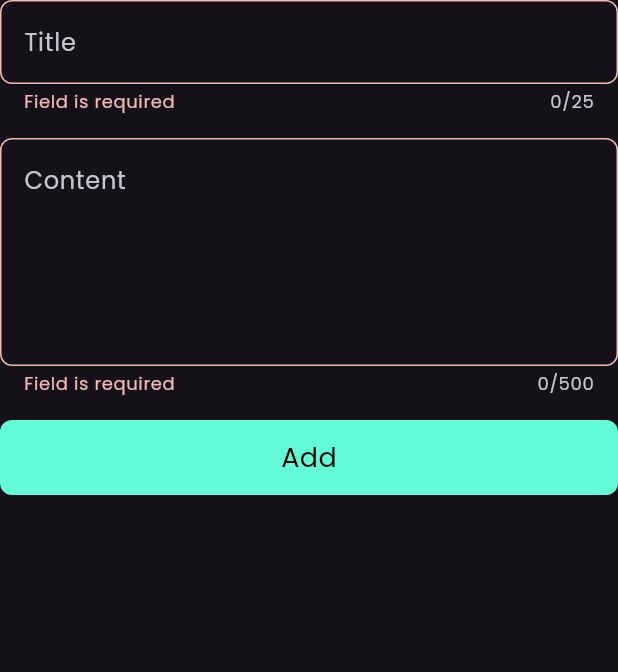
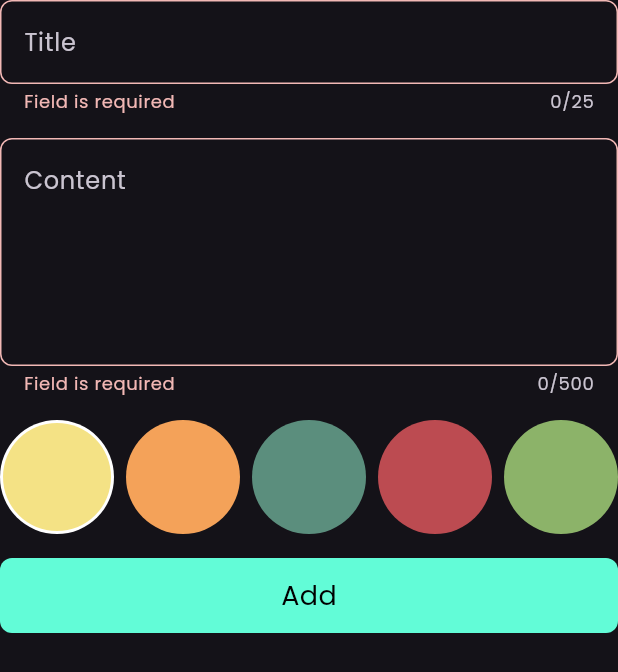
Before and after one commit to youssefAbooooo/notes_app, a Flutter app: the AddNoteForm widget shown alone on an empty page, opened directly, after a tap on "Add", on a phone screen of 412 x 824 dp. Shown: the top 672 px of the screen. Run offline on Flutter 3.47's test engine with Material 3 defaults, Android fonts, the phone set to English and light mode, and no system bars; our stand-ins replace bloc, flutter_bloc, font_awesome_flutter, hive, hive_flutter; accounts and stored records are empty.

Commit message:
creates colors list

```diff
--- a/lib/views/widgets/add_note_form.dart
+++ b/lib/views/widgets/add_note_form.dart
@@ -3,6 +3,7 @@ import 'package:flutter_bloc/flutter_bloc.dart';
 import 'package:notes_app/cubits/add_note_cubit/add_note_cubit.dart';
 import 'package:notes_app/models/note_model.dart';
 
+import 'colors_list_view.dart';
 import 'custom_button.dart';
 import 'custom_text_field.dart';
 
@@ -58,24 +59,16 @@ class _AddNoteFormState extends State<AddNoteForm> {
               subTitle = value;
             },
           ),
+          ColorsListView(),
           BlocBuilder<AddNoteCubit, AddNoteState>(
             builder: (context, state) {
               return CustomButton(
                 isLoading: state is AddNoteLoadingState ? true : false,
                 onTap: () {
                   if (_formGlobalkey.currentState!.validate()) {
-                    String dateTimeString = DateTime.now().toString();
-                    DateTime dateTime = DateTime.parse(dateTimeString);
-
-                    String formatedDate =
-                        '${shortMonthNames[dateTime.month - 1]} ${dateTime.day},${dateTime.year}';
+                    String formatedDate = formatingTheDate();
                     _formGlobalkey.currentState!.save();
-                    NoteModel noteModel = NoteModel(
-                        color: Colors.blue.value,
-                        date: formatedDate,
-                        subTitle: subTitle!,
-                        title: title!);
-                    BlocProvider.of<AddNoteCubit>(context).addNote(noteModel);
+                    addNoteToList(formatedDate, context);
                   } else {
                     ///!AutovalidateMode.always
                     ///* Validation runs immediately and continuously, showing errors as soon as the UI loads.
@@ -99,4 +92,22 @@ class _AddNoteFormState extends State<AddNoteForm> {
       ),
     );
   }
+
+  void addNoteToList(String formatedDate, BuildContext context) {
+    NoteModel noteModel = NoteModel(
+        color: Colors.blue.value,
+        date: formatedDate,
+        subTitle: subTitle!,
+        title: title!);
+    BlocProvider.of<AddNoteCubit>(context).addNote(noteModel);
+  }
+
+  String formatingTheDate() {
+    String dateTimeString = DateTime.now().toString();
+    DateTime dateTime = DateTime.parse(dateTimeString);
+
+    String formatedDate =
+        '${shortMonthNames[dateTime.month - 1]} ${dateTime.day},${dateTime.year}';
+    return formatedDate;
+  }
 }
--- /dev/null
+++ b/lib/views/widgets/color_item.dart
@@ -0,0 +1,31 @@
+import 'package:flutter/material.dart';
+
+class ColorItem extends StatelessWidget {
+  const ColorItem(
+      {super.key, this.isActive = true, this.onTap, required this.color});
+
+  final bool isActive;
+  final Color color;
+
+  final void Function()? onTap;
+
+  @override
+  Widget build(BuildContext context) {
+    return GestureDetector(
+      onTap: onTap,
+      child: isActive
+          ? CircleAvatar(
+              radius: 38,
+              backgroundColor: Colors.white,
+              child: CircleAvatar(
+                radius: 36,
+                backgroundColor: color,
+              ),
+            )
+          : CircleAvatar(
+              radius: 38,
+              backgroundColor: color,
+            ),
+    );
+  }
+}
--- /dev/null
+++ b/lib/views/widgets/colors_list_view.dart
@@ -0,0 +1,44 @@
+import 'package:flutter/material.dart';
+
+import 'color_item.dart';
+
+class ColorsListView extends StatefulWidget {
+  const ColorsListView({super.key});
+
+  @override
+  State<ColorsListView> createState() => _ColorsListViewState();
+}
+
+class _ColorsListViewState extends State<ColorsListView> {
+  int currentIndex = 0;
+  List<Color> colors = [
+    Color(0xFFf4e285),
+    Color(0xFFf4a259),
+    Color(0xFF5b8e7d),
+    Color(0xFFbc4b51),
+    Color(0xFF8cb369),
+  ];
+
+  @override
+  Widget build(BuildContext context) {
+    return SizedBox(
+      height: 38 * 2,
+      child: ListView.builder(
+          scrollDirection: Axis.horizontal,
+          itemCount: colors.length,
+          itemBuilder: (context, index) {
+            return Padding(
+              padding: const EdgeInsets.only(right: 8.0),
+              child: ColorItem(
+                color: colors[index],
+                isActive: currentIndex == index,
+                onTap: () {
+                  currentIndex = index;
+                  setState(() {});
+                },
+              ),
+            );
+          }),
+    );
+  }
+}
```
